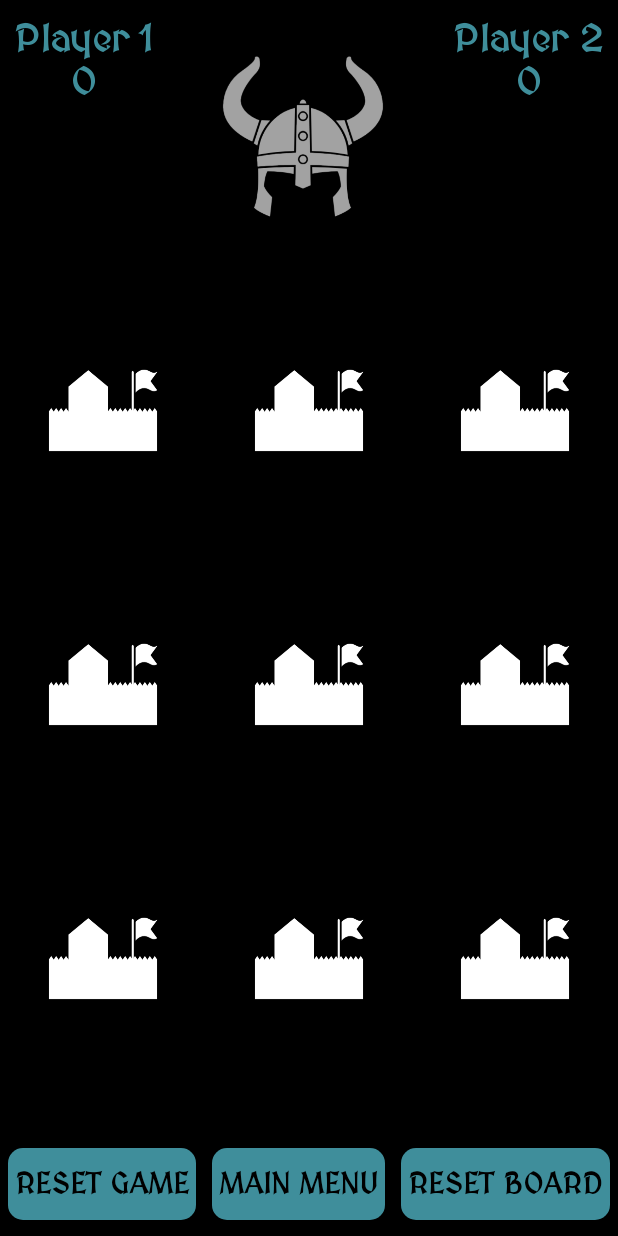
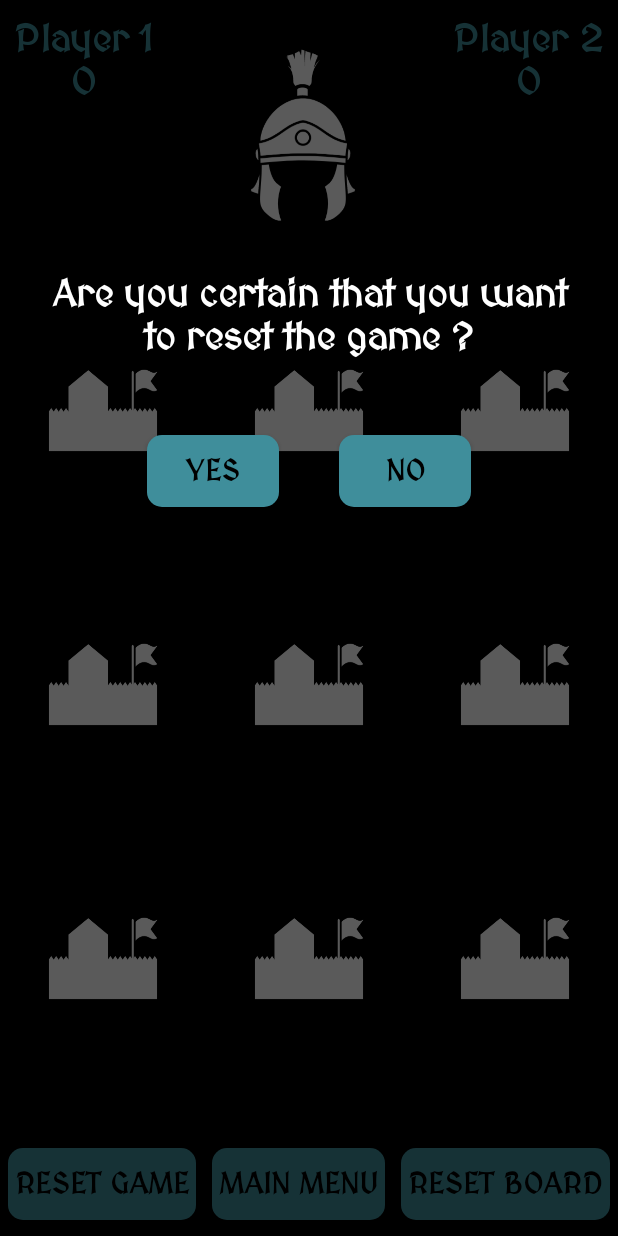
Before and after one commit to Vladeas/TicTacToe_V7, an Android app: the GameActivity screen opened directly, with no data from a screen before it, after a tap on "RESET GAME", on a phone screen of 412 x 824 dp. Run offline under Robolectric (Android 15) with nearby library versions, the phone set to English and light mode, and no system bars.

Commit message:
0.3.1
Ask if you wish to continue on game activity

```diff
--- a/app/src/main/java/com/example/tictactoe_v7/GameActivity.java
+++ b/app/src/main/java/com/example/tictactoe_v7/GameActivity.java
@@ -22,9 +22,10 @@ public class GameActivity extends AppCompatActivity implements View.OnClickListe
     private Player playerOne = new Player("Player 1","roman_helmet_512px_white");
     private Player playerTwo = new Player("Player 2","viking_helmet_512px_grey");
     private String standardIcons = "fort_512px_white", unoccupiedString = "unoccupied", playerOneTag = "playerOneHere", playerTwoTag = "playerTwoHere", drawMessage = "The match was a Draw !";
-    private int boardLength = 3, moveCount, delayTimeMS = 1500;
+    private String areYouCertainString = "Are you certain that you want to ", lastCommand;
+    private int boardLength = 3, moveCount, delayTimeMS = 1500, freezeUI = 1;
     private Double gameType;
-    private boolean playerOneTurn = true, freezeUI = false, freezeGameBoard = false, playerOneWonLastTurn;
+    private boolean playerOneTurn = true, freezeGameBoard = false,  playerOneWonLastTurn;
     private ImageButton[][] imageButtons = new ImageButton[boardLength][boardLength];
 
 
@@ -48,6 +49,8 @@ public class GameActivity extends AppCompatActivity implements View.OnClickListe
         Button buttonResetBoard = findViewById(R.id.buttonResetBoard);
         Button buttonMainMenuEnd = findViewById(R.id.buttonGoMainMenuEnd);
         Button buttonPlayAgainEnd = findViewById(R.id.buttonPlayAgainEnd);
+        Button buttonYes = findViewById(R.id.buttonYes);
+        Button buttonNo = findViewById(R.id.buttonNo);
 
 
         buttonMainMenu.setOnClickListener(this);
@@ -55,6 +58,8 @@ public class GameActivity extends AppCompatActivity implements View.OnClickListe
         buttonResetBoard.setOnClickListener(this);
         buttonMainMenuEnd.setOnClickListener(this);
         buttonPlayAgainEnd.setOnClickListener(this);
+        buttonYes.setOnClickListener(this);
+        buttonNo.setOnClickListener(this);
 
         for(int i = 0; i < boardLength;i++){ // setOnClickListener for all boardGame buttons
             for(int j = 0; j < boardLength;j++){
@@ -69,11 +74,12 @@ public class GameActivity extends AppCompatActivity implements View.OnClickListe
     // call each button method when button is pressed
     @Override
     public void onClick(View v){
-        if(!freezeUI) { // Buttons only accessible if the Game won window is not visible
+        switch(freezeUI){
+            case 1:// Buttons only accessible if the overlay windows are not visible
                 switch (v.getId()) {
                     case R.id.buttonMainMenu:
                         buttonSoundMethod();
-                    finish();
+                        configureButtonGoMainMenu();
                         break;
                     case R.id.buttonResetGame:
                         buttonSoundMethod();
@@ -100,15 +106,40 @@ public class GameActivity extends AppCompatActivity implements View.OnClickListe
                         }
                         break;
                 }
-        } else {// Buttons only accessible if the Game won window is visible
+                break;
+            case 2 :// Buttons only accessible if the Game won window is visible
                 if (v.getId() == R.id.buttonGoMainMenuEnd) {
                     buttonSoundMethod();
                     finish();
                 }
                 if(v.getId() == R.id.buttonPlayAgainEnd) {
                     buttonSoundMethod();
-                configureButtonResetMatch();
+                    resetMatch();
                 }
+                break;
+            case 3: // Buttons only accessible if the Are You Certain window is visible
+                if(v.getId() == R.id.buttonYes) // continue with the intended action
+                    switch (lastCommand){
+                        case "resetBoard":
+                            configureAreYouCertainView(false,"");
+                            resetBoard();
+                            break;
+                        case "resetMatch":
+                            configureAreYouCertainView(false,"");
+                            resetMatch();
+                            break;
+                        case "goMainMenu":
+                            configureAreYouCertainView(false,"");
+                            finish();
+                            break;
+                        default:
+                            break;
+                    }
+                else if(v.getId() == R.id.buttonNo) // do not continue
+                    configureAreYouCertainView(false,"");
+                break;
+            default:
+                break;
         }
     }
 
@@ -162,7 +193,7 @@ public class GameActivity extends AppCompatActivity implements View.OnClickListe
     private void setEndMatchWindowVisibility(boolean value){
         final RelativeLayout linearLayoutEndGamePopUp = findViewById(R.id.relativeLayoutEndGamePopUp);
         if(value){
-            freezeUI = true;
+            freezeUI = 2;
             new CountDownTimer(delayTimeMS, 1000) {
                 public void onFinish() {
                     linearLayoutEndGamePopUp.setVisibility(View.VISIBLE);
@@ -172,7 +203,7 @@ public class GameActivity extends AppCompatActivity implements View.OnClickListe
                 }
             }.start();
         } else {
-            freezeUI = false;
+            freezeUI = 1;
             linearLayoutEndGamePopUp.setVisibility(View.INVISIBLE);
         }
     }
@@ -302,13 +333,26 @@ public class GameActivity extends AppCompatActivity implements View.OnClickListe
     private void displayToastMessage(String message){ Toast.makeText(this,message,Toast.LENGTH_SHORT).show(); }
 
 
+    private void configureButtonResetBoard(){
+        configureAreYouCertainView(true, "reset the board ?");
+        lastCommand = "resetBoard";
+    }
+    private void configureButtonResetMatch(){
+        configureAreYouCertainView(true, "reset the game ?");
+        lastCommand = "resetMatch";
+    }
+    private void configureButtonGoMainMenu(){
+        configureAreYouCertainView(true, "go back to the menu ?");
+        lastCommand = "goMainMenu";
+    }
+
     // Call the resetBoard method after a delay
     private void timedReset(){
         freezeGameBoard = true;
         new CountDownTimer(delayTimeMS, 1000) {
             public void onFinish() {
                 freezeGameBoard = false;
-                configureButtonResetBoard();
+                resetBoard();
             }
 
             public void onTick(long millisUntilFinished) {
@@ -316,7 +360,7 @@ public class GameActivity extends AppCompatActivity implements View.OnClickListe
         }.start();
     }
     // Reset the playing board
-    private void configureButtonResetBoard(){
+    private void resetBoard(){
         for (int i = 0; i < 3; i++) {
             for (int j = 0; j < 3; j++) {
                 imageButtons[i][j].setTag(unoccupiedString);
@@ -335,13 +379,27 @@ public class GameActivity extends AppCompatActivity implements View.OnClickListe
         }
     }
     //Reset the score & the board, works when the reset game is pressed
-    private void configureButtonResetMatch(){
+    private void resetMatch(){
         setEndMatchWindowVisibility(false);
         playerOneWonLastTurn = false;
-        configureButtonResetBoard();
+        resetBoard();
         playerOne.resetNrOfWins();
         playerTwo.resetNrOfWins();
         updatePointsText(playerOne);
         updatePointsText(playerTwo);
     }
+
+    private void configureAreYouCertainView(boolean value, String message){
+        TextView textViewAreYouCertain = findViewById(R.id.textViewAreYouCertain);
+        textViewAreYouCertain.setText(areYouCertainString + message);
+
+        RelativeLayout linearLayoutAreYouCertainPopUp= findViewById(R.id.relativeLayoutAreYouCertain);
+        if(value){
+            freezeUI = 3;
+            linearLayoutAreYouCertainPopUp.setVisibility(View.VISIBLE);
+        } else {
+            freezeUI = 1;
+            linearLayoutAreYouCertainPopUp.setVisibility(View.INVISIBLE);
         }
+    }
+}
--- a/app/src/main/java/com/example/tictactoe_v7/SettingsActivity.java
+++ b/app/src/main/java/com/example/tictactoe_v7/SettingsActivity.java
@@ -1,7 +1,6 @@
 package com.example.tictactoe_v7;
 
 import androidx.appcompat.app.AppCompatActivity;
-
 import android.content.pm.ActivityInfo;
 import android.media.MediaPlayer;
 import android.os.Bundle;
--- a/app/src/main/res/layout/activity_game.xml
+++ b/app/src/main/res/layout/activity_game.xml
@@ -214,6 +214,55 @@
             android:text="@string/StrGoMainMenu"
             android:textSize="30sp"/>
 
+
     </RelativeLayout>
 
+    <RelativeLayout
+        android:layout_width="match_parent"
+        android:layout_height="match_parent"
+        android:visibility="invisible"
+        android:orientation="vertical"
+        android:background="@color/translucent65percent"
+        android:id="@+id/relativeLayoutAreYouCertain"
+        tools:visibility="visible">
+
+        <TextView
+            style="@style/SecondaryTextTitle"
+            android:layout_width="wrap_content"
+            android:layout_height="wrap_content"
+            android:layout_marginTop="150dp"
+            android:padding="30dp"
+            android:id="@+id/textViewAreYouCertain"
+            android:text="@string/StrAreYouCertain"/>
+
+        <Button
+            style="@style/SecondaryButtonStyle"
+            android:layout_width="wrap_content"
+            android:layout_height="wrap_content"
+            android:layout_below="@+id/textViewAreYouCertain"
+            android:layout_toLeftOf="@+id/textViewMiddlePoint"
+            android:layout_margin="20dp"
+            android:id="@+id/buttonYes"
+            android:text="@string/StrYes"/>
+
+        <TextView
+            android:layout_width="wrap_content"
+            android:layout_height="wrap_content"
+            android:layout_below="@+id/textViewAreYouCertain"
+            android:layout_centerHorizontal="true"
+            android:id="@+id/textViewMiddlePoint"/>
+
+        <Button
+            style="@style/SecondaryButtonStyle"
+            android:layout_width="wrap_content"
+            android:layout_height="wrap_content"
+            android:layout_below="@+id/textViewAreYouCertain"
+            android:layout_toRightOf="@+id/textViewMiddlePoint"
+            android:layout_margin="20dp"
+            android:id="@+id/buttonNo"
+            android:text="@string/StrNo"/>
+
+    </RelativeLayout>
+
+
 </RelativeLayout>
--- a/app/src/main/res/values/strings.xml
+++ b/app/src/main/res/values/strings.xml
@@ -14,4 +14,7 @@
     <string name="StrResetGame">Reset Game</string>
     <string name="StrScorePlayerOne">Player 1\n0</string>
     <string name="StrScorePlayerTwo">Player 2\n0</string>
+    <string name="StrAreYouCertain">Are you certain that you want to </string>
+    <string name="StrYes">Yes</string>
+    <string name="StrNo">No</string>
 </resources>
--- a/app/src/main/res/values/styles.xml
+++ b/app/src/main/res/values/styles.xml
@@ -22,6 +22,11 @@
     <style name="TitleText" parent="TextEntity">
         <item name="android:textColor">@color/colorWhite</item>
         <item name="android:textSize">60dp</item>
+    </style>
+
+    <style name="SecondaryTextTitle" parent="TextEntity">
+        <item name="android:textColor">@color/colorWhite</item>
+        <item name="android:textSize">25dp</item>
     </style>
 
 
```
Also changed, not shown: 2 other files. Lines whose indentation alone changed are shown as unchanged.
